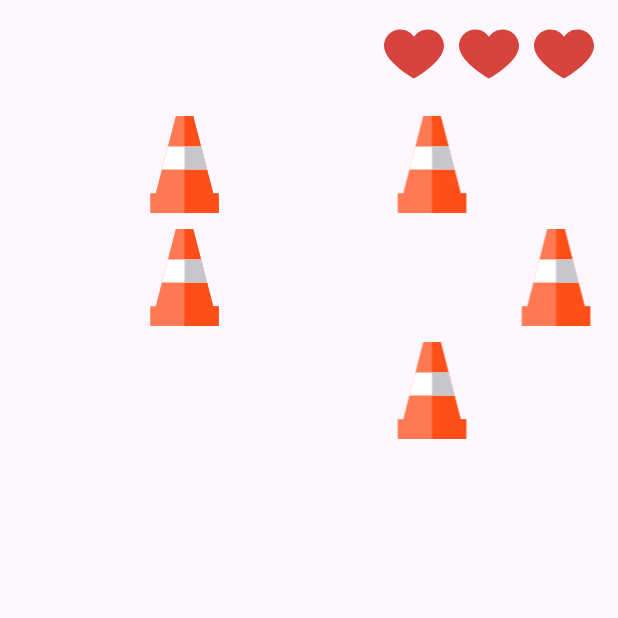
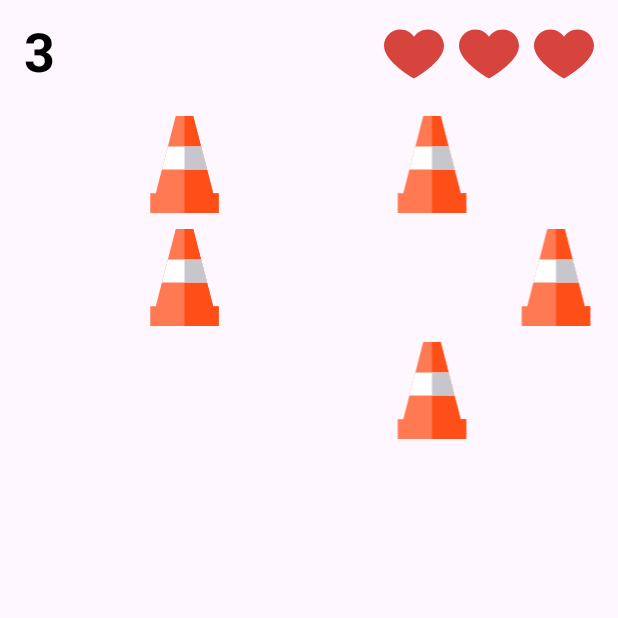
Before and after one commit to DorMor1999/Assinment-Android-2, an Android app: the screen it shows after launch (MainActivity), after a tap on an icon or button, on a phone screen of 412 x 824 dp, the top half of it. Run offline under Robolectric (Android 15) with nearby library versions, the phone set to English and light mode, and no system bars.

Commit message:
adding points and the odometer

```diff
--- a/app/src/main/java/com/example/assignment_android_2/Logic/GameManager.java
+++ b/app/src/main/java/com/example/assignment_android_2/Logic/GameManager.java
@@ -8,7 +8,7 @@ public class GameManager {
 
     private int lives;
     private int numCrushes = 0;
-
+    private int points = 0;
     private int carPosition; // 0 = left, 1 = mid, 2 = right
     private final int matrixRows;
     private final int matrixCols;
@@ -66,6 +66,10 @@ public class GameManager {
 
     public int getLives() {
         return lives;
+    }
+
+    public int getPoints() {
+        return points;
     }
 
     public void setCarPosition(int carPosition) {
@@ -129,4 +133,8 @@ public class GameManager {
         }
         return false;
     }
+
+    public void checkPointsAndUpdatePoints(){
+        points++;
+    }
 }
--- a/app/src/main/java/com/example/assignment_android_2/MainActivity.java
+++ b/app/src/main/java/com/example/assignment_android_2/MainActivity.java
@@ -18,6 +18,7 @@ import androidx.core.view.WindowInsetsCompat;
 
 import com.example.assignment_android_2.Logic.GameManager;
 import com.google.android.material.floatingactionbutton.ExtendedFloatingActionButton;
+import com.google.android.material.textview.MaterialTextView;
 
 import java.util.Timer;
 import java.util.TimerTask;
@@ -30,6 +31,7 @@ public class MainActivity extends AppCompatActivity {
     private ExtendedFloatingActionButton main_FAB_right_arrow;
     private AppCompatImageView[][] main_matrix_IMG;
     private AppCompatImageView[] main_cols_IMG_cars;
+    private MaterialTextView main_LBL_points;
     private GameManager gameManager;
     private static final long DELAY = 1000L;
     private long startTime;
@@ -37,6 +39,9 @@ public class MainActivity extends AppCompatActivity {
     private boolean timerOn = false;
 
     private Timer timer;
+
+    private final String REASON_OTHER = "other";
+    private final String REASON_TIMER = "timer";
 
 
     @Override
@@ -160,6 +165,8 @@ public class MainActivity extends AppCompatActivity {
                 findViewById(R.id.main_col_car_4)
         };
 
+        //points text view
+        main_LBL_points = findViewById(R.id.main_LBL_points);
     }
 
     private void initViews() {
@@ -170,10 +177,10 @@ public class MainActivity extends AppCompatActivity {
 
     private void moveClicked(String direction) {
         gameManager.moveCar(direction);
-        refreshUI();
+        refreshUI(REASON_OTHER);
     }
 
-    private void refreshUI(){
+    private void refreshUI(String reason){
         //lost
         if(gameManager.isGameLost()){
             Log.d("lost","lost");
@@ -188,8 +195,17 @@ public class MainActivity extends AppCompatActivity {
             updateMatrixUI();
             //update hearts
             updateHeartsUI();
+            //update points
+            if (reason.equals(REASON_TIMER)){
+                updatePointsUI();
+            }
         }
     };
+
+    private void updatePointsUI(){
+        gameManager.checkPointsAndUpdatePoints();
+        main_LBL_points.setText(String.valueOf(gameManager.getPoints()));
+    }
 
     private void updateHeartsUI(){
         boolean crushNow = gameManager.checkCrushAndUpdateLivesAndNumCrushes();
@@ -227,7 +243,7 @@ public class MainActivity extends AppCompatActivity {
 
     private void changeMatrixTime(){
         gameManager.matrixChangePeriod();
-        refreshUI();
+        refreshUI(REASON_TIMER);
     }
 
     private void startTimer() {
--- a/app/src/main/res/layout/activity_main.xml
+++ b/app/src/main/res/layout/activity_main.xml
@@ -39,7 +39,17 @@
             app:srcCompat="@drawable/heart" />
     </androidx.appcompat.widget.LinearLayoutCompat>
 
-
+    <!--points part-->
+    <com.google.android.material.textview.MaterialTextView
+        android:id="@+id/main_LBL_points"
+        android:layout_width="wrap_content"
+        android:layout_height="wrap_content"
+        android:text="0"
+        android:textColor="@color/black"
+        android:textSize="@dimen/points_size"
+        android:textStyle="bold"
+        android:layout_marginLeft="@dimen/default_margin"
+        android:layout_marginTop="@dimen/points_up_margin"/>
 
     <!--car row -->
     <androidx.appcompat.widget.LinearLayoutCompat
--- a/app/src/main/res/values/dimens.xml
+++ b/app/src/main/res/values/dimens.xml
@@ -8,4 +8,6 @@
     <dimen name="margin_bottom_car_row">0dp</dimen>
     <dimen name="row_height">66dp</dimen>
     <dimen name="padding_rows_vertical">5dp</dimen>
+    <dimen name="points_size">36sp</dimen>
+    <dimen name="points_up_margin">9dp</dimen>
 </resources>
```
